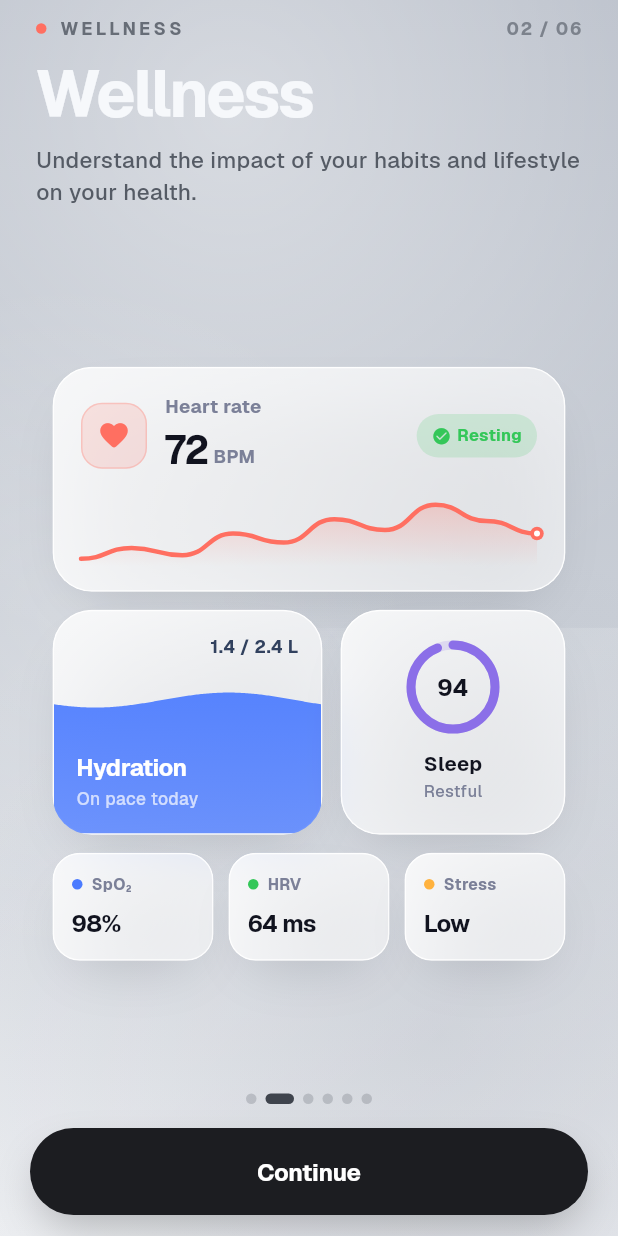
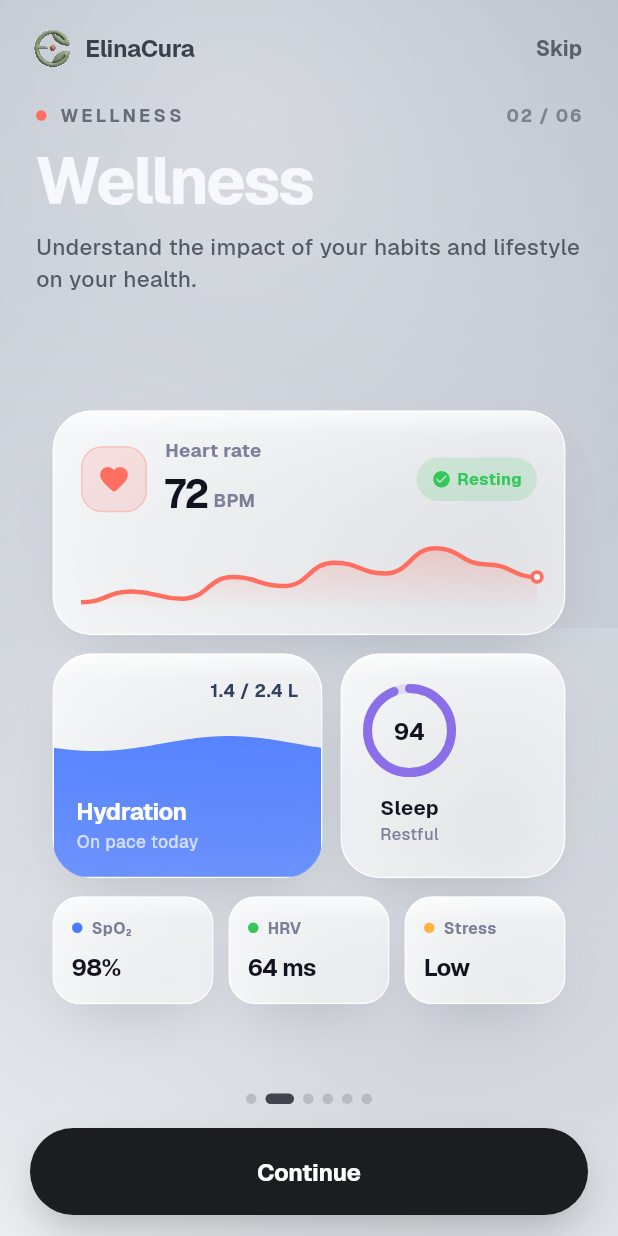
Before and after one commit to ibude7/ElinaCura_App, a Flutter app: the screen it shows after launch, swiped to page 2, on a phone screen of 412 x 824 dp. Run offline on Flutter 3.47's test engine with Material 3 defaults, Android fonts, the phone set to English and light mode, and no system bars; drawn by our look-alikes of flutter_animate; our stand-ins replace camera, cloud_firestore, dio, equatable, firebase_auth, firebase_core and 12 more; missing offline and left inert: firebase_app_check, mobile_scanner; accounts and stored records are empty; project files that could hold a hidden picture were left out.

Commit message:
Add onboarding top bar and progress-driven chart reveals - Add _TopBar with logo, wordmark and Skip-to-auth action - Drive rings, spark, wave and bar charts with a focus-based progress value - Animate charts in as each page comes into focus - Add heartbeat pulse to the wellness heart badge and glass top highlight

```diff
--- a/elinacura_mobile/lib/features/auth/onboarding_view.dart
+++ b/elinacura_mobile/lib/features/auth/onboarding_view.dart
@@ -140,6 +140,11 @@ class _OnboardingScreenState extends State<OnboardingScreen> {
     }
   }
 
+  void _skip() {
+    HapticFeedback.selectionClick();
+    context.go('/auth');
+  }
+
   @override
   Widget build(BuildContext context) {
     return Scaffold(
@@ -151,6 +156,7 @@ class _OnboardingScreenState extends State<OnboardingScreen> {
           SafeArea(
             child: Column(
               children: [
+                _TopBar(onSkip: _skip, showSkip: _index < _count - 1),
                 Expanded(
                   child: PageView.builder(
                     controller: _pageController,
@@ -624,7 +630,32 @@ class _Glass extends StatelessWidget {
                 color: isDark ? Colors.white.withValues(alpha: 0.12) : Colors.white.withValues(alpha: 0.9),
               ),
             ),
-            child: Padding(padding: padding, child: child),
+            child: Stack(
+              children: [
+                Padding(padding: padding, child: child),
+                Positioned(
+                  top: 0,
+                  left: 0,
+                  right: 0,
+                  child: IgnorePointer(
+                    child: Container(
+                      height: math.min(radius, 16),
+                      decoration: BoxDecoration(
+                        borderRadius: BorderRadius.vertical(top: Radius.circular(radius)),
+                        gradient: LinearGradient(
+                          begin: Alignment.topCenter,
+                          end: Alignment.bottomCenter,
+                          colors: [
+                            Colors.white.withValues(alpha: isDark ? 0.16 : 0.65),
+                            Colors.white.withValues(alpha: 0),
+                          ],
+                        ),
+                      ),
+                    ),
+                  ),
+                ),
+              ],
+            ),
           ),
         ),
       ),
@@ -643,6 +674,7 @@ class _WellnessBento extends StatelessWidget {
   @override
   Widget build(BuildContext context) {
     final ec = EcColors.of(context);
+    final p = Curves.easeOutCubic.transform(focus);
     return Column(
       mainAxisSize: MainAxisSize.min,
       children: [
@@ -654,7 +686,7 @@ class _WellnessBento extends StatelessWidget {
             children: [
               Row(
                 children: [
-                  const _IconBadge(icon: Icons.favorite_rounded, color: _coral),
+                  const _Heartbeat(child: _IconBadge(icon: Icons.favorite_rounded, color: _coral)),
                   const SizedBox(width: 12),
                   Expanded(
                     child: Column(
@@ -674,7 +706,7 @@ class _WellnessBento extends StatelessWidget {
                 ],
               ),
               const SizedBox(height: 12),
-              SizedBox(height: 46, width: double.infinity, child: CustomPaint(painter: _SparkPainter(values: const [58, 64, 60, 72, 67, 80, 74, 88, 79, 72], color: _coral))),
+              SizedBox(height: 46, width: double.infinity, child: CustomPaint(painter: _SparkPainter(values: const [58, 64, 60, 72, 67, 80, 74, 88, 79, 72], color: _coral, progress: p))),
             ],
           ),
         )),
@@ -682,9 +714,9 @@ class _WellnessBento extends StatelessWidget {
         _reveal(focus, delta, 4, 30, SizedBox(
           height: 150,
           child: Row(crossAxisAlignment: CrossAxisAlignment.stretch, children: [
-            const Expanded(flex: 6, child: _HydrationCard()),
+            Expanded(flex: 6, child: _HydrationCard(progress: p)),
             const SizedBox(width: 12),
-            Expanded(flex: 5, child: _RingStatCard(value: 0.94, score: '94', label: 'Sleep', sub: 'Restful', color: _violet)),
+            Expanded(flex: 5, child: _RingStatCard(value: 0.94, score: '94', label: 'Sleep', sub: 'Restful', color: _violet, progress: p)),
           ]),
         )),
         const SizedBox(height: 12),
@@ -701,7 +733,8 @@ class _WellnessBento extends StatelessWidget {
 }
 
 class _HydrationCard extends StatelessWidget {
-  const _HydrationCard();
+  const _HydrationCard({this.progress = 1});
+  final double progress;
 
   @override
   Widget build(BuildContext context) {
@@ -710,7 +743,7 @@ class _HydrationCard extends StatelessWidget {
       child: Stack(
         fit: StackFit.expand,
         children: [
-          Positioned.fill(child: CustomPaint(painter: _WavePainter(level: 0.6, color: _blue))),
+          Positioned.fill(child: CustomPaint(painter: _WavePainter(level: 0.6, color: _blue, progress: progress))),
           Padding(
             padding: const EdgeInsets.all(15),
             child: Column(
@@ -740,6 +773,7 @@ class _FitnessBento extends StatelessWidget {
 
   @override
   Widget build(BuildContext context) {
+    final p = Curves.easeOutCubic.transform(focus);
     return Column(
       mainAxisSize: MainAxisSize.min,
       children: [
@@ -750,7 +784,7 @@ class _FitnessBento extends StatelessWidget {
               width: 96,
               height: 96,
               child: CustomPaint(
-                painter: _ActivityRingsPainter(values: [0.86, 0.72, 1.0], colors: [_coral, _green, _blue]),
+                painter: _ActivityRingsPainter(values: const [0.86, 0.72, 1.0], colors: const [_coral, _green, _blue], progress: p),
                 child: const Center(child: Icon(Icons.bolt_rounded, color: _orange, size: 22)),
               ),
             ),
@@ -776,7 +810,7 @@ class _FitnessBento extends StatelessWidget {
           child: Row(crossAxisAlignment: CrossAxisAlignment.stretch, children: [
             Expanded(flex: 5, child: _StatCard(icon: Icons.favorite_rounded, color: _coral, label: 'Avg HR', value: '123', unit: 'BPM', footer: 'Cardio zone')),
             const SizedBox(width: 12),
-            const Expanded(flex: 6, child: _WeeklyCard()),
+            Expanded(flex: 6, child: _WeeklyCard(progress: p)),
           ]),
         )),
         const SizedBox(height: 12),
@@ -794,7 +828,8 @@ class _FitnessBento extends StatelessWidget {
 }
 
 class _WeeklyCard extends StatelessWidget {
-  const _WeeklyCard();
+  const _WeeklyCard({this.progress = 1});
+  final double progress;
 
   @override
   Widget build(BuildContext context) {
@@ -818,7 +853,7 @@ class _WeeklyCard extends StatelessWidget {
                   child: Padding(
                     padding: const EdgeInsets.symmetric(horizontal: 2.5),
                     child: FractionallySizedBox(
-                      heightFactor: hs[i],
+                      heightFactor: (hs[i] * progress).clamp(0.02, 1.0),
                       child: Container(
                         decoration: BoxDecoration(
                           gradient: const LinearGradient(begin: Alignment.bottomCenter, end: Alignment.topCenter, colors: [Color(0xFFFFB38A), _orange]),
@@ -846,6 +881,7 @@ class _SleepBento extends StatelessWidget {
   @override
   Widget build(BuildContext context) {
     final ec = EcColors.of(context);
+    final p = Curves.easeOutCubic.transform(focus);
     return Column(
       mainAxisSize: MainAxisSize.min,
       children: [
@@ -871,7 +907,7 @@ class _SleepBento extends StatelessWidget {
                 const _TrendPill(label: 'Good', color: _green),
               ]),
               const SizedBox(height: 14),
-              const SizedBox(height: 48, child: _SleepStages()),
+              SizedBox(height: 48, child: _SleepStages(progress: p)),
             ],
           ),
         )),
@@ -881,7 +917,7 @@ class _SleepBento extends StatelessWidget {
           child: Row(crossAxisAlignment: CrossAxisAlignment.stretch, children: [
             Expanded(child: _StatCard(icon: Icons.dark_mode_rounded, color: _violet, label: 'Deep', value: '1h 21m', footer: '18% of night')),
             const SizedBox(width: 12),
-            Expanded(child: _RingStatCard(value: 0.92, score: '92', label: 'Sleep', sub: 'Score', color: _violet)),
+            Expanded(child: _RingStatCard(value: 0.92, score: '92', label: 'Sleep', sub: 'Score', color: _violet, progress: p)),
           ]),
         )),
         const SizedBox(height: 12),
@@ -898,7 +934,8 @@ class _SleepBento extends StatelessWidget {
 }
 
 class _SleepStages extends StatelessWidget {
-  const _SleepStages();
+  const _SleepStages({this.progress = 1});
+  final double progress;
 
   @override
   Widget build(BuildContext context) {
@@ -911,7 +948,7 @@ class _SleepStages extends StatelessWidget {
           child: Padding(
             padding: const EdgeInsets.symmetric(horizontal: 2),
             child: FractionallySizedBox(
-              heightFactor: heights[i],
+              heightFactor: (heights[i] * progress).clamp(0.02, 1.0),
               child: Container(
                 decoration: BoxDecoration(
                   color: deep[i] ? _violet : _violet.withValues(alpha: 0.32),
@@ -935,6 +972,7 @@ class _MedsBento extends StatelessWidget {
   @override
   Widget build(BuildContext context) {
     final ec = EcColors.of(context);
+    final p = Curves.easeOutCubic.transform(focus);
     return Column(
       mainAxisSize: MainAxisSize.min,
       children: [
@@ -958,7 +996,7 @@ class _MedsBento extends StatelessWidget {
                 SizedBox(
                   width: 44, height: 44,
                   child: CustomPaint(
-                    painter: _RingPainter(value: 0.98, color: _green, stroke: 5),
+                    painter: _RingPainter(value: 0.98, color: _green, stroke: 5, progress: p),
                     child: Center(child: Text('98', style: TextStyle(color: _ink(context), fontSize: 12, fontWeight: FontWeight.w800))),
                   ),
                 ),
@@ -1084,6 +1122,22 @@ class _IconBadge extends StatelessWidget {
       ),
       child: Icon(icon, color: color, size: 22),
     );
+  }
+}
+
+class _Heartbeat extends StatelessWidget {
+  const _Heartbeat({required this.child});
+  final Widget child;
+
+  @override
+  Widget build(BuildContext context) {
+    return child
+        .animate(onPlay: (c) => c.repeat())
+        .scaleXY(begin: 1.0, end: 1.15, duration: 150.ms, curve: Curves.easeOut)
+        .then()
+        .scaleXY(begin: 1.15, end: 1.0, duration: 250.ms, curve: Curves.easeIn)
+        .then()
+        .scaleXY(begin: 1.0, end: 1.0, duration: 760.ms);
   }
 }
 
@@ -1160,12 +1214,13 @@ class _StatCard extends StatelessWidget {
 }
 
 class _RingStatCard extends StatelessWidget {
-  const _RingStatCard({required this.value, required this.score, required this.label, required this.sub, required this.color});
+  const _RingStatCard({required this.value, required this.score, required this.label, required this.sub, required this.color, this.progress = 1});
   final double value;
   final String score;
   final String label;
   final String sub;
   final Color color;
+  final double progress;
 
   @override
   Widget build(BuildContext context) {
@@ -1178,7 +1233,7 @@ class _RingStatCard extends StatelessWidget {
           SizedBox(
             width: 62, height: 62,
             child: CustomPaint(
-              painter: _RingPainter(value: value, color: color, stroke: 6),
+              painter: _RingPainter(value: value, color: color, stroke: 6, progress: progress),
               child: Center(child: Text(score, style: TextStyle(color: _ink(context), fontSize: 16, fontWeight: FontWeight.w800))),
             ),
           ),
@@ -1302,6 +1357,46 @@ class _FloatChip extends StatelessWidget {
         Text(label, style: TextStyle(color: _ink(context), fontSize: 12, fontWeight: FontWeight.w700, letterSpacing: -0.2)),
       ]),
     ).animate(onPlay: (c) => c.repeat(reverse: true)).moveY(begin: -5, end: 5, duration: 2900.ms, curve: Curves.easeInOut);
+  }
+}
+
+// ──────────────────────────────────────────────────────────── Top bar ──
+class _TopBar extends StatelessWidget {
+  const _TopBar({required this.onSkip, required this.showSkip});
+  final VoidCallback onSkip;
+  final bool showSkip;
+
+  @override
+  Widget build(BuildContext context) {
+    final isDark = Theme.of(context).brightness == Brightness.dark;
+    final ink = isDark ? Colors.white : const Color(0xFF3A3F49);
+    return Padding(
+      padding: const EdgeInsets.fromLTRB(22, 8, 12, 2),
+      child: Row(
+        children: [
+          Opacity(opacity: isDark ? 0.95 : 0.85, child: const EcLogo(size: 26)),
+          const SizedBox(width: 9),
+          Text(
+            'ElinaCura',
+            style: TextStyle(color: ink, fontWeight: FontWeight.w800, fontSize: 16, letterSpacing: -0.3),
+          ),
+          const Spacer(),
+          AnimatedOpacity(
+            duration: EcTokens.motionFast,
+            opacity: showSkip ? 1 : 0,
+            child: TextButton(
+              onPressed: showSkip ? onSkip : null,
+              style: TextButton.styleFrom(
+                foregroundColor: isDark ? Colors.white70 : const Color(0xFF5A606A),
+                padding: const EdgeInsets.symmetric(horizontal: 12, vertical: 8),
+                minimumSize: const Size(0, 36),
+              ),
+              child: const Text('Skip', style: TextStyle(fontWeight: FontWeight.w600, fontSize: 14)),
+            ),
+          ),
+        ],
+      ),
+    );
   }
 }
 
@@ -1403,33 +1498,38 @@ class _Dots extends StatelessWidget {
 
 // ═══════════════════════════════════════════════════════════ Painters ══
 class _RingPainter extends CustomPainter {
-  const _RingPainter({required this.value, required this.color, this.stroke = 7});
+  const _RingPainter({required this.value, required this.color, this.stroke = 7, this.progress = 1});
   final double value;
   final Color color;
   final double stroke;
+  final double progress;
 
   @override
   void paint(Canvas canvas, Size size) {
     final center = size.center(Offset.zero);
     final r = (size.shortestSide - stroke) / 2;
     canvas.drawCircle(center, r, Paint()..style = PaintingStyle.stroke..strokeWidth = stroke..color = color.withValues(alpha: 0.18));
+    final sweep = value.clamp(0.0, 1.0) * progress.clamp(0.0, 1.0) * 2 * math.pi;
+    if (sweep > 0.0001) {
       canvas.drawArc(
         Rect.fromCircle(center: center, radius: r),
         -math.pi / 2,
-      value.clamp(0.0, 1.0) * 2 * math.pi,
+        sweep,
         false,
         Paint()..style = PaintingStyle.stroke..strokeWidth = stroke..strokeCap = StrokeCap.round..color = color,
       );
     }
-
-  @override
-  bool shouldRepaint(covariant _RingPainter old) => old.value != value || old.color != color;
+  }
+
+  @override
+  bool shouldRepaint(covariant _RingPainter old) => old.value != value || old.color != color || old.progress != progress;
 }
 
 class _ActivityRingsPainter extends CustomPainter {
-  const _ActivityRingsPainter({required this.values, required this.colors});
+  const _ActivityRingsPainter({required this.values, required this.colors, this.progress = 1});
   final List<double> values;
   final List<Color> colors;
+  final double progress;
 
   @override
   void paint(Canvas canvas, Size size) {
@@ -1442,28 +1542,33 @@ class _ActivityRingsPainter extends CustomPainter {
       if (r <= 0) continue;
       final color = colors[i % colors.length];
       canvas.drawCircle(center, r, Paint()..style = PaintingStyle.stroke..strokeWidth = stroke..color = color.withValues(alpha: 0.16));
+      final sweep = values[i].clamp(0.0, 1.0) * progress.clamp(0.0, 1.0) * 2 * math.pi;
+      if (sweep > 0.0001) {
         canvas.drawArc(
           Rect.fromCircle(center: center, radius: r),
           -math.pi / 2,
-        values[i].clamp(0.0, 1.0) * 2 * math.pi,
+          sweep,
           false,
           Paint()..style = PaintingStyle.stroke..strokeWidth = stroke..strokeCap = StrokeCap.round..color = color,
         );
       }
     }
-
-  @override
-  bool shouldRepaint(covariant _ActivityRingsPainter old) => old.values != values || old.colors != colors;
+  }
+
+  @override
+  bool shouldRepaint(covariant _ActivityRingsPainter old) => old.values != values || old.colors != colors || old.progress != progress;
 }
 
 class _SparkPainter extends CustomPainter {
-  const _SparkPainter({required this.values, required this.color});
+  const _SparkPainter({required this.values, required this.color, this.progress = 1});
   final List<double> values;
   final Color color;
+  final double progress;
 
   @override
   void paint(Canvas canvas, Size size) {
     if (values.length < 2) return;
+    final p = progress.clamp(0.0, 1.0);
     final minV = values.reduce(math.min);
     final maxV = values.reduce(math.max);
     final span = (maxV - minV).abs() < 1e-6 ? 1.0 : (maxV - minV);
@@ -1480,24 +1585,44 @@ class _SparkPainter extends CustomPainter {
       path.cubicTo(mx, prev.dy, mx, cur.dy, cur.dx, cur.dy);
     }
     final area = Path.from(path)..lineTo(pts.last.dx, size.height)..lineTo(pts.first.dx, size.height)..close();
+
+    final revealW = (size.width * p).clamp(0.0, size.width);
+    canvas.save();
+    canvas.clipRect(Rect.fromLTWH(0, 0, revealW <= 0 ? 0.01 : revealW, size.height));
     canvas.drawPath(area, Paint()..shader = LinearGradient(begin: Alignment.topCenter, end: Alignment.bottomCenter, colors: [color.withValues(alpha: 0.28), color.withValues(alpha: 0)]).createShader(Offset.zero & size));
     canvas.drawPath(path, Paint()..style = PaintingStyle.stroke..strokeWidth = 3..strokeCap = StrokeCap.round..strokeJoin = StrokeJoin.round..color = color);
-    canvas.drawCircle(pts.last, 4.5, Paint()..color = color);
-    canvas.drawCircle(pts.last, 2, Paint()..color = Colors.white);
-  }
-
-  @override
-  bool shouldRepaint(covariant _SparkPainter old) => old.values != values || old.color != color;
+    canvas.restore();
+
+    // tip marker at the leading edge
+    final tipX = revealW;
+    var tipY = pts.last.dy;
+    for (var i = 1; i < pts.length; i++) {
+      if (pts[i].dx >= tipX) {
+        final t = ((tipX - pts[i - 1].dx) / (pts[i].dx - pts[i - 1].dx)).clamp(0.0, 1.0);
+        tipY = pts[i - 1].dy + (pts[i].dy - pts[i - 1].dy) * t;
+        break;
+      }
+    }
+    if (p > 0.02) {
+      canvas.drawCircle(Offset(tipX.clamp(0.0, size.width), tipY), 4.5, Paint()..color = color);
+      canvas.drawCircle(Offset(tipX.clamp(0.0, size.width), tipY), 2, Paint()..color = Colors.white);
+    }
+  }
+
+  @override
+  bool shouldRepaint(covariant _SparkPainter old) => old.values != values || old.color != color || old.progress != progress;
 }
 
 class _WavePainter extends CustomPainter {
-  const _WavePainter({required this.level, required this.color});
+  const _WavePainter({required this.level, required this.color, this.progress = 1});
   final double level;
   final Color color;
+  final double progress;
 
   @override
   void paint(Canvas canvas, Size size) {
-    final baseY = size.height * (1 - level);
+    final lvl = level * progress.clamp(0.0, 1.0);
+    final baseY = size.height * (1 - lvl);
     final path = Path()..moveTo(0, baseY);
     for (var x = 0.0; x <= size.width; x += 1) {
       path.lineTo(x, baseY + math.sin(x / size.width * 2 * math.pi + 0.6) * 5);
@@ -1510,5 +1635,5 @@ class _WavePainter extends CustomPainter {
   }
 
   @override
-  bool shouldRepaint(covariant _WavePainter old) => old.level != level || old.color != color;
-}
+  bool shouldRepaint(covariant _WavePainter old) => old.level != level || old.color != color || old.progress != progress;
+}
```
Lines whose indentation alone changed are shown as unchanged.
